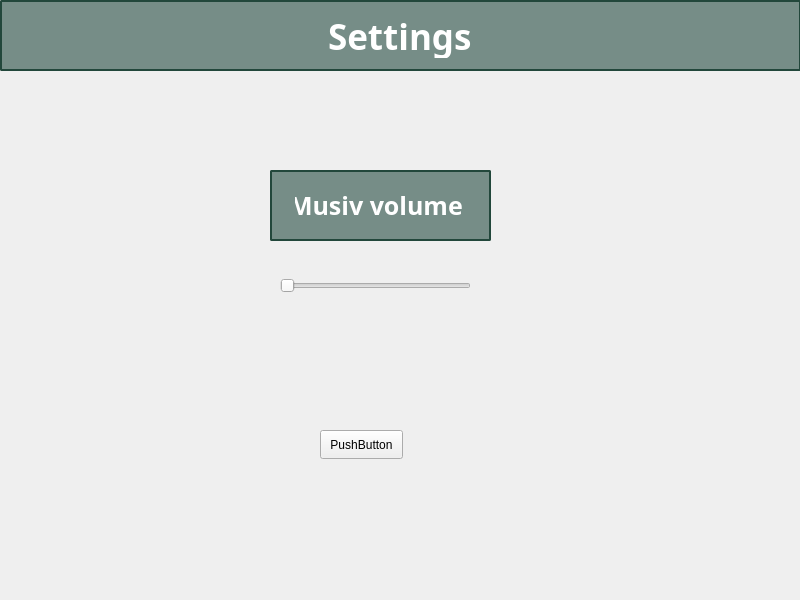
Above: options.ui from adamuIII/TicTacToe- before the change. Below: the same form after it.
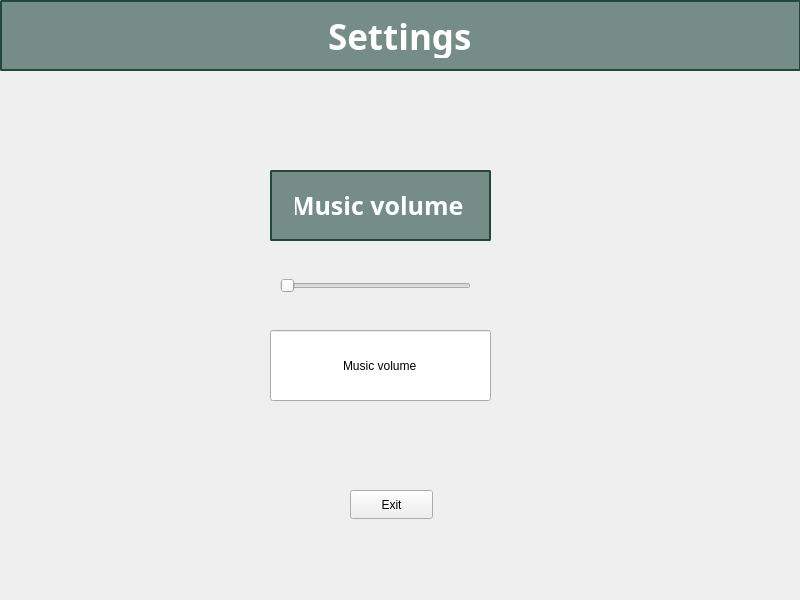
That is the form after the change.

What changed in the file:
```diff
--- a/options.ui
+++ b/options.ui
@@ -49,7 +49,7 @@
 }</string>
      </property>
      <property name="text">
-      <string>Musiv volume</string>
+      <string>Music volume</string>
      </property>
      <property name="alignment">
       <set>Qt::AlignCenter</set>
@@ -103,14 +103,46 @@
     <widget class="QPushButton" name="pushButton">
      <property name="geometry">
       <rect>
-       <x>320</x>
-       <y>430</y>
+       <x>350</x>
+       <y>490</y>
        <width>83</width>
        <height>29</height>
       </rect>
      </property>
      <property name="text">
-      <string>PushButton</string>
+      <string>Exit</string>
+     </property>
+    </widget>
+    <widget class="QLineEdit" name="lineEdit_3">
+     <property name="geometry">
+      <rect>
+       <x>270</x>
+       <y>330</y>
+       <width>221</width>
+       <height>71</height>
+      </rect>
+     </property>
+     <property name="styleSheet">
+      <string notr="true">#lineEdit_2 {
+	box-shadow:inset 0px 1px 3px 0px #91b8b3;
+	background:linear-gradient(to bottom, #768d87 5%, #6c7c7c 100%);
+	background-color:#768d87;
+	border-radius:2px;
+	border:2px solid #22473b;
+	color:#ffffff;
+	font-family:Rockwell Extra Bold;
+	font-size:25px;
+	font-weight:bold;
+	padding:11px 23px;
+	text-decoration:none;
+	text-shadow:0px -1px 0px #2b665e;
+}</string>
+     </property>
+     <property name="text">
+      <string>Music volume</string>
+     </property>
+     <property name="alignment">
+      <set>Qt::AlignCenter</set>
      </property>
     </widget>
    </widget>
```
